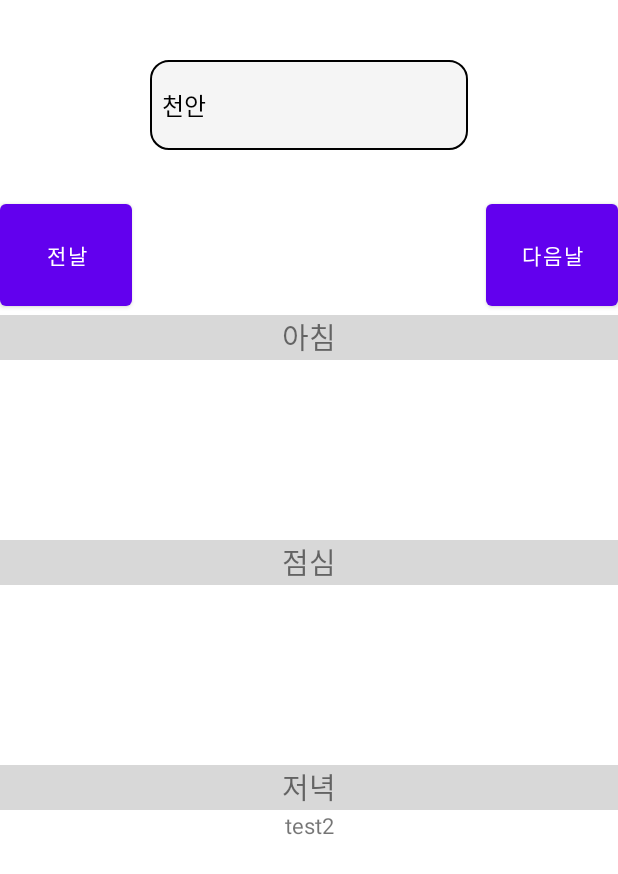
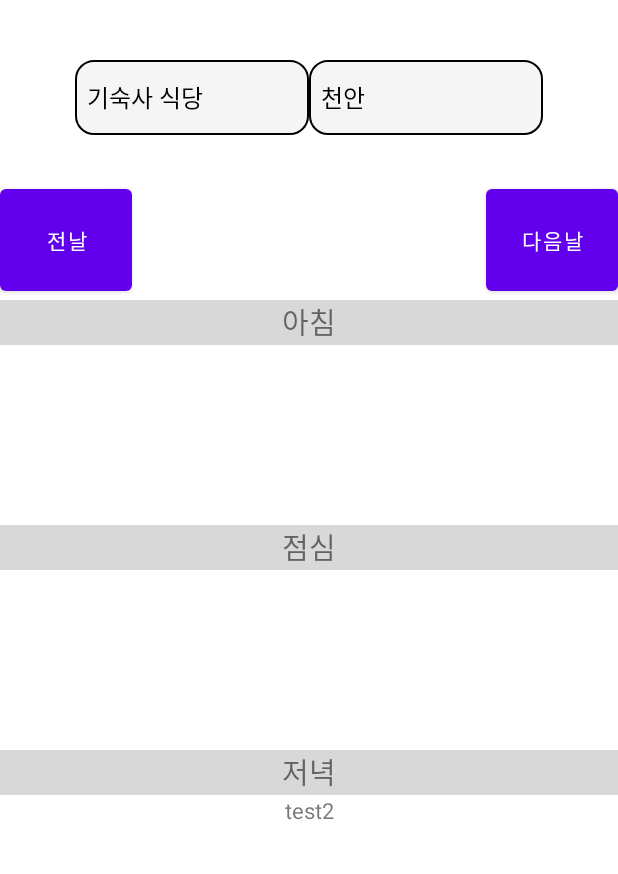
Before and after one commit to whdms2008/todays_meal, an Android app: the screen it shows after launch (MainActivity), on a phone screen of 412 x 824 dp. Shown: the top 874 px of the screen. Run offline under Robolectric (Android 15) with nearby library versions, the light colour scheme and no system bars.

Commit message:
기숙사 식당 / 학생 식당 스피너 추가

```diff
--- a/app/src/main/java/com/example/term_project/MainActivity.java
+++ b/app/src/main/java/com/example/term_project/MainActivity.java
@@ -26,8 +26,9 @@ import java.util.Date;
 import java.util.Objects;
 
 public class MainActivity extends AppCompatActivity {
-    int nums = 0;
+    int nums;
     TextView dayView;
+    String[] food_type = {"기숙사","학생식당"};
     String[] campus = {
             "https://dormi.kongju.ac.kr/HOME/sub.php?code=041303",
             "https://dormi.kongju.ac.kr/HOME/sub.php?code=041304",
@@ -36,7 +37,8 @@ public class MainActivity extends AppCompatActivity {
     // 천안, 예산, 은행사/비전, 드림
     String[] campus_name = {"천안", "예산", "은행사/비전", "드림"};
     final Bundle bundle = new Bundle();
-    ArrayAdapter<CharSequence> adapter = null;
+    ArrayAdapter<CharSequence> campus_adapter = null;
+    ArrayAdapter<CharSequence> type_adapter = null;
 
     long now = System.currentTimeMillis();
 
@@ -47,20 +49,25 @@ public class MainActivity extends AppCompatActivity {
     String month = getDate.split(":")[0];
     String day = getDate.split(":")[1];
     String pos;
-    int select = 0;
+    int select = -1;
 
     @Override
     protected void onCreate(Bundle savedInstanceState) {
         super.onCreate(savedInstanceState);
         setContentView(R.layout.activity_main2);
         Spinner spinner = findViewById(R.id.spinner);
+        Spinner spinner2 = findViewById(R.id.food_type);
         dayView = findViewById(R.id.date_view);
-        adapter = ArrayAdapter.createFromResource(this, R.array.campus, android.R.layout.simple_spinner_dropdown_item);
-        //미리 정의된 레이아웃 사용
-        adapter.setDropDownViewResource(android.R.layout.simple_spinner_item);
-        // 스피너 객체에다가 어댑터를 넣어줌
-        spinner.setAdapter(adapter);
-        spinner.setOnItemSelectedListener(new AdapterView.OnItemSelectedListener() {
+        campus_adapter = ArrayAdapter.createFromResource(this, R.array.campus, android.R.layout.simple_spinner_dropdown_item);
+        campus_adapter.setDropDownViewResource(android.R.layout.simple_spinner_item);
+        spinner.setAdapter(campus_adapter);
+
+
+        type_adapter = ArrayAdapter.createFromResource(this, R.array.type, android.R.layout.simple_spinner_dropdown_item);
+        type_adapter.setDropDownViewResource(android.R.layout.simple_spinner_item);
+        spinner2.setAdapter(type_adapter);
+
+        spinner2.setOnItemSelectedListener(new AdapterView.OnItemSelectedListener() {
             // 선택되면
             @Override
             public void onItemSelected(AdapterView<?> parent, View view, int position, long id) {
@@ -74,7 +81,7 @@ public class MainActivity extends AppCompatActivity {
             // 아무것도 선택되지 않은 상태일 때
             @Override
             public void onNothingSelected(AdapterView<?> parent) {
-                bundle.putString("numbers", "-1");                               //핸들러를 이용해서 Thread()에서 가져온 데이터를 메인 쓰레드에 보내준다.
+                bundle.putString("numbers", "-1");
                 Message msg = handler.obtainMessage();
                 msg.setData(bundle);
                 handler.sendMessage(msg);
@@ -122,35 +129,28 @@ public class MainActivity extends AppCompatActivity {
                 Document document;
                 Elements elements;
                 try {
-                    if (nums == -1) {
-                        document = Jsoup.connect(campus[0]).get();
+                    System.out.println(nums);
+                    document = Jsoup.connect(campus[nums == -1 ? 0 :  nums]).get();
+                    elements = document.select("tbody").select("tr"); //필요한 녀석만 꼬집어서 지정
+                    if (select == -1){
                         nums = 0;
-                        elements = document.select("tbody").select("tr"); //필요한 녀석만 꼬집어서 지정
                         int i = 0;
                         for (Element a : elements.select("td[data-mqtitle='date']")) {
                             System.out.println(a.text());
-                            i += 1;
                             if (Objects.equals(a.text(), month + "월 " + day + "일")) {
                                 select = i;
-                                System.out.println(i);
+                                System.out.println("맞음! : "+i);
                                 break;
                             }
+                            i += 1;
                         }
-                    } else {
-                        document = Jsoup.connect(campus[nums]).get();
                     }
                     elements = document.select("tbody").select("tr"); //필요한 녀석만 꼬집어서 지정
-                    System.out.println(month + day);
-                    System.out.println(campus_name[nums]);
                     TextView[] datas =
                             {findViewById(R.id.date_view), findViewById(R.id.breakfast), findViewById(R.id.lunch), findViewById(R.id.dinner)
                             };
                     Element e = elements.get(select); // 날짜 같은 index가 몇번인지 찾아서 해결해보자~
-                    System.out.println(e.text());
                     String date = e.select("td[data-mqtitle='date']").text();
-
-                    System.out.println(month + "월 " + day + "일 ===" + date);
-                    System.out.println(e);
                     String breakfast = e.select("td[data-mqtitle='breakfast']").text().replace(",", "\n");
                     String lunch = e.select("td[data-mqtitle='lunch']").text();
                     String dinner = e.select("td[data-mqtitle='dinner']").text();
--- a/app/src/main/res/layout/activity_main2.xml
+++ b/app/src/main/res/layout/activity_main2.xml
@@ -6,14 +6,34 @@
     android:layout_gravity="center_vertical"
     android:orientation="vertical"
     tools:context=".MainActivity">
+    <LinearLayout
+        android:layout_width="match_parent"
+        android:layout_height="wrap_content"
+        android:orientation="horizontal"
+        >
 
         <Spinner
+            android:id="@+id/food_type"
+            android:layout_width="match_parent"
+            android:layout_height="50dp"
+            android:layout_marginStart="50dp"
+            android:layout_marginTop="40dp"
+            android:layout_marginEnd="0dp"
+            android:layout_weight="1"
+            android:background="@drawable/border"
+            android:contentDescription="@string/app_name"
+            android:spinnerMode="dropdown"
+            android:textAlignment="center"
+            android:textColor="#000000"
+            android:textSize="50sp" />
+        <Spinner
             android:id="@+id/spinner"
+            android:layout_weight="1"
             android:layout_width="match_parent"
-        android:layout_height="60dp"
-        android:layout_marginStart="100dp"
+            android:layout_height="50dp"
+            android:layout_marginStart="0dp"
             android:layout_marginTop="40dp"
-        android:layout_marginEnd="100dp"
+            android:layout_marginEnd="50dp"
             android:background="@drawable/border"
             android:contentDescription="@string/app_name"
             android:spinnerMode="dropdown"
@@ -21,6 +41,7 @@
             android:textColor="#000000"
             android:textSize="50sp" />
 
+    </LinearLayout>
 
     <LinearLayout
         android:layout_width="match_parent"
--- a/app/src/main/res/values/array.xml
+++ b/app/src/main/res/values/array.xml
@@ -6,4 +6,10 @@
         <item>은행사/비전</item>
         <item>드림</item>
     </string-array>
+
+
+    <string-array name="type">
+        <item>기숙사 식당</item>
+        <item>학생식당</item>
+    </string-array>
 </resources>
```
Lines whose indentation alone changed are shown as unchanged.
